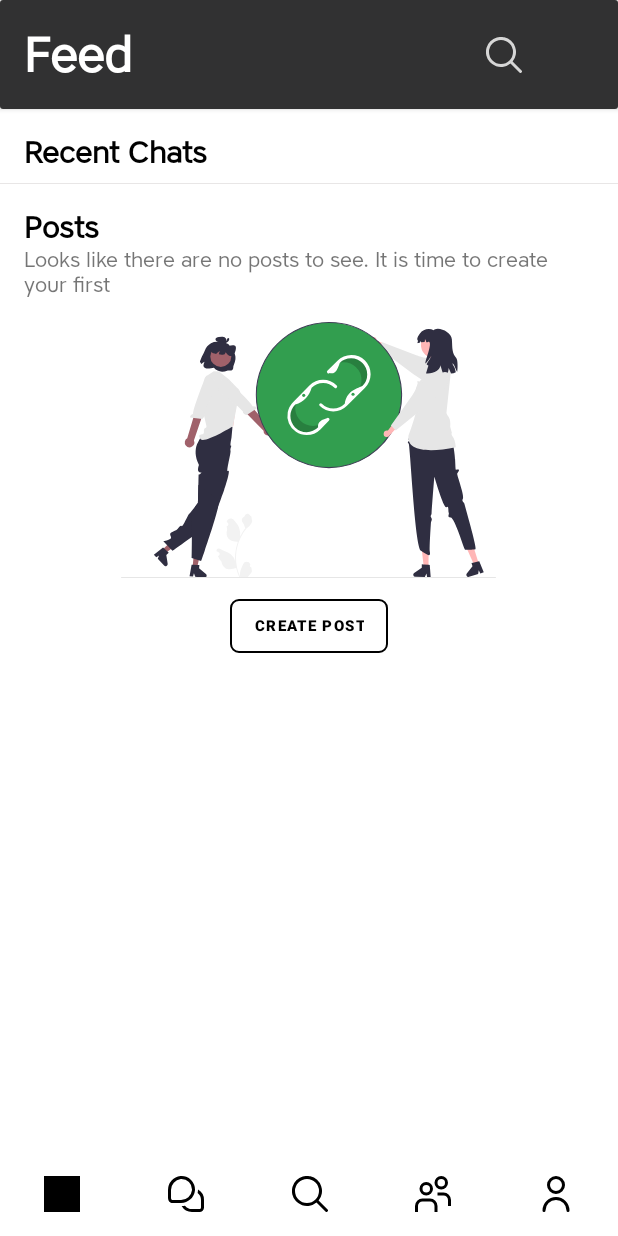
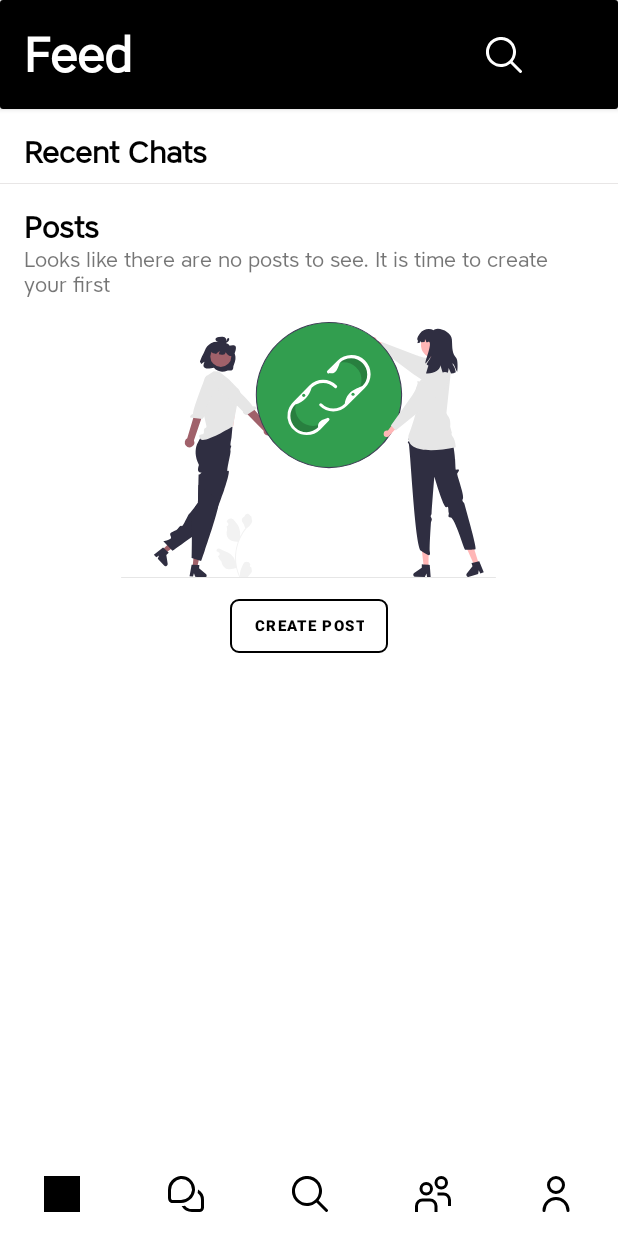
Before and after one commit to alexandermalinov/connection, an Android app: the FeedFragment screen opened directly, with no data from a screen before it, on a phone screen of 412 x 824 dp. Run offline under Robolectric (Android 15) with nearby library versions, the light colour scheme and no system bars; our stand-ins replace Dagger/Hilt's generated code, Firebase (no records; nobody signed in at launch, a user with empty details on screens opened directly), Timber, data binding, navigation-ui; libraries missing offline, so code that uses them is left out: com.sendbird.android; pictures from the network do not load; 3 statements that could not run were skipped.

Commit message:
fixed colors

```diff
--- a/app/src/main/java/com/connection/ui/image/ImageFragment.kt
+++ b/app/src/main/java/com/connection/ui/image/ImageFragment.kt
@@ -1,6 +1,5 @@
 package com.connection.ui.image
 
-import android.graphics.Color
 import android.os.Bundle
 import android.view.View
 import androidx.fragment.app.viewModels
@@ -53,6 +52,6 @@ class ImageFragment : BaseFragment<FragmentImageBinding>() {
 
     override fun onPause() {
         super.onPause()
-        setStatusBarColor(R.color.pastel_yellow)
+        setStatusBarColor(R.color.ateneo_blue)
     }
 }
--- a/app/src/main/res/drawable/ic_background_gradient.xml
+++ b/app/src/main/res/drawable/ic_background_gradient.xml
@@ -4,5 +4,5 @@
         android:angle="270"
         android:endColor="@color/white"
         android:centerColor="#AAC1B0"
-        android:startColor="@color/pastel_yellow" />
+        android:startColor="@color/ateneo_blue" />
 </shape>
--- a/app/src/main/res/drawable/ic_like_filled.xml
+++ b/app/src/main/res/drawable/ic_like_filled.xml
@@ -4,6 +4,6 @@
     android:viewportWidth="24"
     android:viewportHeight="24">
     <path
-        android:fillColor="@color/pastel_yellow"
+        android:fillColor="@color/ateneo_blue"
         android:pathData="M17.5,1.917a6.4,6.4 0,0 0,-5.5 3.3,6.4 6.4,0 0,0 -5.5,-3.3A6.8,6.8 0,0 0,0 8.967c0,4.547 4.786,9.513 8.8,12.88a4.974,4.974 0,0 0,6.4 0C19.214,18.48 24,13.514 24,8.967A6.8,6.8 0,0 0,17.5 1.917Z" />
 </vector>
--- a/app/src/main/res/drawable/ic_rounded_rectangle_colored.xml
+++ b/app/src/main/res/drawable/ic_rounded_rectangle_colored.xml
@@ -1,6 +1,6 @@
 <?xml version="1.0" encoding="utf-8"?>
 <shape xmlns:android="http://schemas.android.com/apk/res/android"
     android:shape="rectangle">
-    <solid android:color="@color/pastel_yellow" />
+    <solid android:color="@color/ateneo_blue" />
     <corners android:radius="@dimen/radius_large" />
 </shape>
--- a/app/src/main/res/layout/activity_main.xml
+++ b/app/src/main/res/layout/activity_main.xml
@@ -25,7 +25,6 @@
             style="@style/Widget.MyTheme.BottomNavigation"
             android:layout_width="match_parent"
             android:layout_height="wrap_content"
-            android:background="@drawable/sp_bottom_navigation"
             app:itemIconTint="@color/black"
             app:labelVisibilityMode="unlabeled"
             app:layout_constraintBottom_toBottomOf="parent"
--- a/app/src/main/res/layout/fragment_connection_chat.xml
+++ b/app/src/main/res/layout/fragment_connection_chat.xml
@@ -71,7 +71,7 @@
                 app:layout_constraintTop_toTopOf="@+id/image_profile"
                 app:layout_constraintVertical_bias="1.0"
                 app:shapeAppearanceOverlay="@style/ShapeAppearanceCornerSizeFifty"
-                app:strokeColor="@color/pastel_yellow"
+                app:strokeColor="@color/ateneo_blue"
                 app:strokeWidth="2dp"
                 app:visibleGone="@{model.header.online}" />
 
@@ -189,7 +189,7 @@
             app:layout_constraintHorizontal_bias="0.5"
             app:layout_constraintStart_toEndOf="@+id/button_accept"
             app:layout_constraintTop_toTopOf="@+id/button_accept"
-            app:strokeColor="@color/pastel_yellow"
+            app:strokeColor="@color/ateneo_blue"
             app:visibleGone="@{model.requestButtonVisible}" />
 
         <TextView
--- a/app/src/main/res/layout/fragment_feed.xml
+++ b/app/src/main/res/layout/fragment_feed.xml
@@ -32,17 +32,8 @@
             <androidx.constraintlayout.widget.ConstraintLayout
                 android:layout_width="match_parent"
                 android:layout_height="wrap_content"
-                android:background="@color/dark_charcoal"
+                android:background="@color/black"
                 android:padding="@dimen/padding_medium">
-
-                <!--<ImageView
-                    android:id="@+id/imageView3"
-                    android:layout_width="36dp"
-                    android:layout_height="36dp"
-                    android:src="@drawable/ic_app_logo"
-                    app:layout_constraintBottom_toBottomOf="parent"
-                    app:layout_constraintStart_toStartOf="parent"
-                    app:layout_constraintTop_toTopOf="parent" />-->
 
                 <TextView
                     android:id="@+id/text_feed"
@@ -61,7 +52,7 @@
                     android:layout_width="wrap_content"
                     android:layout_height="wrap_content"
                     android:src="@drawable/ic_search_outlined"
-                    app:tint="@color/light_silver"
+                    app:tint="@color/white"
                     android:onClick="@{() -> presenter.onCreatePostClick()}"
                     android:layout_marginEnd="@dimen/margin_medium"
                     app:layout_constraintBottom_toBottomOf="@+id/image_profile"
--- a/app/src/main/res/layout/fragment_login.xml
+++ b/app/src/main/res/layout/fragment_login.xml
@@ -122,7 +122,7 @@
                 android:elevation="@dimen/button_elevation"
                 android:onClick="@{() -> presenter.onRegisterClick()}"
                 android:text="@string/sign_up"
-                android:textColor="@color/pastel_yellow"
+                android:textColor="@color/ateneo_blue"
                 android:textStyle="bold" />
 
         </androidx.appcompat.widget.LinearLayoutCompat>
--- a/app/src/main/res/layout/fragment_register.xml
+++ b/app/src/main/res/layout/fragment_register.xml
@@ -165,7 +165,7 @@
                 android:elevation="@dimen/button_elevation"
                 android:onClick="@{() -> presenter.onLoginClick()}"
                 android:text="@string/sign_in"
-                android:textColor="@color/pastel_yellow"
+                android:textColor="@color/ateneo_blue"
                 android:textStyle="bold" />
 
         </androidx.appcompat.widget.LinearLayoutCompat>
--- a/app/src/main/res/values/colors.xml
+++ b/app/src/main/res/values/colors.xml
@@ -11,6 +11,7 @@
     <color name="black_500">#212121</color>
     <color name="black_700">#000000</color>
 
+    // New design colors
     <color name="dark_charcoal">#313132</color>
     <color name="light_silver">#d6d6d6</color>
 
@@ -21,8 +22,7 @@
     <color name="blue">#2E8BC0</color>
 
     <color name="pastel_green">#70AE98</color>
-    <color name="pastel_yellow">#0C3F62</color>
-    <!--<color name="pastel_yellow">#329e4f</color>-->
+    <color name="ateneo_blue">#0C3F62</color>
 
     <color name="grey">#F6F6F6</color>
     <color name="dark_grey">#E8E6E6</color>
--- a/app/src/main/res/values/styles.xml
+++ b/app/src/main/res/values/styles.xml
@@ -31,7 +31,6 @@
     <style name="Widget.MyTheme.BottomNavigation" parent="Widget.MaterialComponents.BottomNavigationView">
         <item name="elevationOverlayEnabled">false</item>
         <item name="elevation">0dp</item>
-        <item name="backgroundColor">@color/black_700</item>
     </style>
 
     // Circle button
--- a/app/src/main/res/values/themes.xml
+++ b/app/src/main/res/values/themes.xml
@@ -3,17 +3,17 @@
     <style name="Theme.Connection" parent="Theme.MaterialComponents.DayNight.NoActionBar">
 
         <!-- Primary brand color. -->
-        <item name="colorPrimary">@color/dark_charcoal</item>
-        <item name="colorPrimaryVariant">@color/dark_charcoal</item>
+        <item name="colorPrimary">@color/ateneo_blue</item>
+        <item name="colorPrimaryVariant">@color/ateneo_blue</item>
         <item name="colorOnPrimary">@color/white</item>
 
         <!-- Secondary brand color. -->
-        <item name="colorSecondary">@color/dark_charcoal</item>
-        <item name="colorSecondaryVariant">@color/dark_charcoal</item>
+        <item name="colorSecondary">@color/ateneo_blue</item>
+        <item name="colorSecondaryVariant">@color/ateneo_blue</item>
         <item name="colorOnSecondary">@color/black</item>
 
         <!-- Status bar color. -->
-        <item name="android:statusBarColor">?attr/colorPrimaryVariant</item>
+        <item name="android:statusBarColor">@android:color/black</item>
         <!-- Customize your theme here. -->
 
     </style>
```
